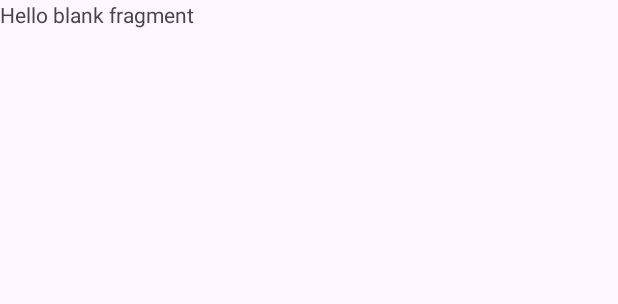
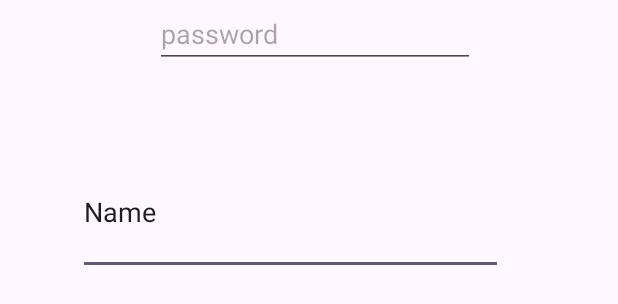
Before and after one commit to NikoGandon/Licence-3, an Android app: the layout fragment_connexion.xml on its own in the app's theme, with its tools: preview values and no code run, on a phone screen of 412 x 824 dp. Shown: the top 304 px of the screen. Run offline under Robolectric (Android 15) with nearby library versions, the phone set to English and light mode, and no system bars.

Commit message:
AND: TP5 / Connexion -> Controller

```diff
--- a/Semestre 6/prog mob/TD5/app/src/main/java/com/example/td5/ConnexionPage/ConnexionPage.java
+++ b/Semestre 6/prog mob/TD5/app/src/main/java/com/example/td5/ConnexionPage/ConnexionPage.java
@@ -14,7 +14,6 @@ public class ConnexionPage extends AppCompatActivity {
         setContentView(R.layout.activity_connexion_page);
 
         if (savedInstanceState == null) {
-            // Ajout du fragment initial
             getSupportFragmentManager().beginTransaction()
                     .add(R.id.Connexion_Frag, new ConnexionFragment())
                     .commit();
--- a/Semestre 6/prog mob/TD5/app/src/main/java/com/example/td5/MainActivity.java
+++ b/Semestre 6/prog mob/TD5/app/src/main/java/com/example/td5/MainActivity.java
@@ -2,7 +2,10 @@ package com.example.td5;
 
 import androidx.appcompat.app.AppCompatActivity;
 
+import android.content.Intent;
 import android.os.Bundle;
+
+import com.example.td5.ConnexionPage.ConnexionPage;
 
 public class MainActivity extends AppCompatActivity {
 
@@ -10,5 +13,7 @@ public class MainActivity extends AppCompatActivity {
     protected void onCreate(Bundle savedInstanceState) {
         super.onCreate(savedInstanceState);
         setContentView(R.layout.activity_main);
+        Intent intent = new Intent(this, ConnexionPage.class);
+        startActivity(intent);
     }
 }
--- a/Semestre 6/prog mob/TD5/app/src/main/res/layout/fragment_connexion.xml
+++ b/Semestre 6/prog mob/TD5/app/src/main/res/layout/fragment_connexion.xml
@@ -1,15 +1,36 @@
 <?xml version="1.0" encoding="utf-8"?>
-<FrameLayout xmlns:android="http://schemas.android.com/apk/res/android"
+<androidx.constraintlayout.widget.ConstraintLayout xmlns:android="http://schemas.android.com/apk/res/android"
+    xmlns:app="http://schemas.android.com/apk/res-auto"
+    xmlns:tools="http://schemas.android.com/tools"
     android:id="@+id/Connexion_Frag"
-    xmlns:tools="http://schemas.android.com/tools"
     android:layout_width="match_parent"
     android:layout_height="match_parent"
     tools:context=".ConnexionPage.ConnexionFragment">
 
     <!-- TODO: Update blank fragment layout -->
-    <TextView
-        android:layout_width="match_parent"
-        android:layout_height="match_parent"
-        android:text="@string/hello_blank_fragment" />
 
-</FrameLayout>
+    <EditText
+        android:id="@+id/usernameConnexion"
+        android:layout_width="283dp"
+        android:layout_height="83dp"
+        android:layout_marginStart="52dp"
+        android:layout_marginTop="100dp"
+        android:ems="10"
+        android:inputType="text"
+        android:text="Name"
+        app:layout_constraintStart_toStartOf="parent"
+        app:layout_constraintTop_toTopOf="parent" />
+
+    <EditText
+        android:id="@+id/passwordConnexion"
+        android:layout_width="wrap_content"
+        android:layout_height="wrap_content"
+        android:layout_marginStart="8dp"
+        android:ems="10"
+        android:hint="password"
+        android:inputType="textPassword"
+        app:layout_constraintEnd_toEndOf="parent"
+        app:layout_constraintStart_toStartOf="parent"
+        tools:layout_editor_absoluteY="241dp" />
+
+</androidx.constraintlayout.widget.ConstraintLayout>
```
Also changed, not shown: Semestre 6/prog mob/TD5/app/src/main/java/com/example/td5/ConnexionPage/ConnexionController.java (added, +117 -0 lines), Semestre 6/prog mob/TD5/app/src/main/java/com/example/td5/ConnexionPage/ConnexionFragment.java (+12 -1 lines), Semestre 6/prog mob/TD5/app/src/main/java/com/example/td5/ConnexionPage/InscriptionFragment.java (+3 -18 lines).
